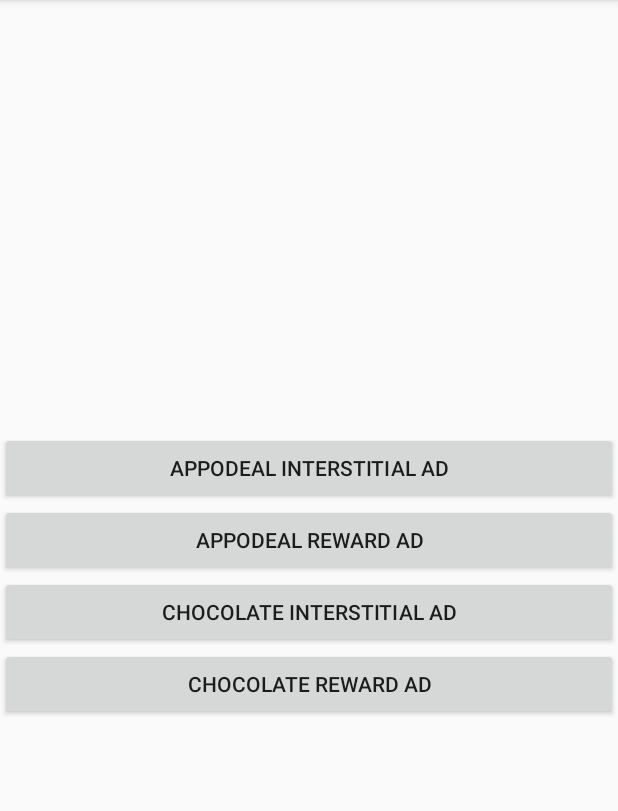
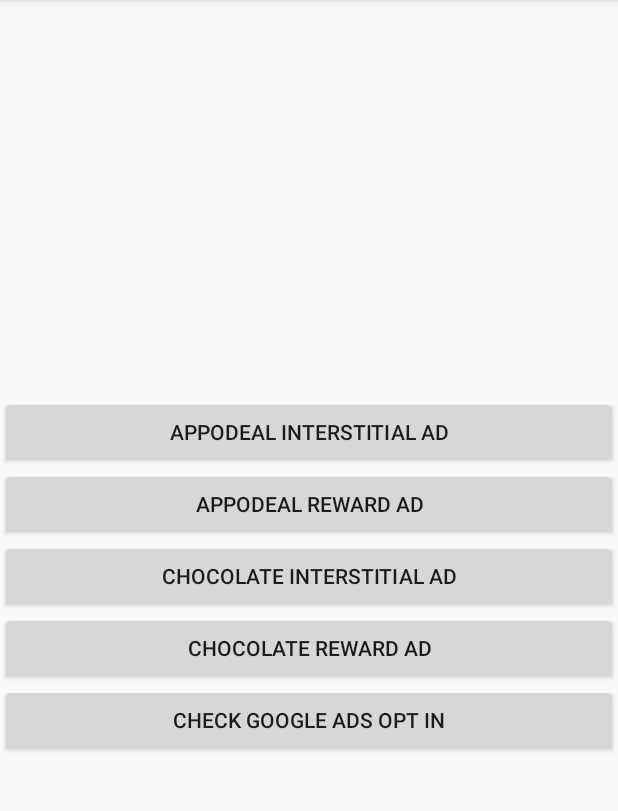
Before and after one commit to kkawai/ChocolateAppoDSample, an Android app: the screen it shows after launch (MainActivity), on a phone screen of 412 x 824 dp, the part 84-895 px from its top. Run offline under Robolectric (Android 15) with nearby library versions, the phone set to English and light mode, and no system bars; our stand-ins replace AdMob; libraries missing offline, so code that uses them is left out: com.appodeal.ads, com.google.android.gms, com.vdopia.ads; 7 statements that could not run were skipped.

```diff
--- a/app/src/main/res/layout/activity_main.xml
+++ b/app/src/main/res/layout/activity_main.xml
@@ -32,4 +32,10 @@
         android:layout_height="wrap_content"
         android:text="CHOCOLATE Reward AD" />
 
+    <Button
+        android:onClick="onCheckOptInSettings"
+        android:layout_width="match_parent"
+        android:layout_height="wrap_content"
+        android:text="Check Google Ads Opt In" />
+
 </LinearLayout>
```
Also changed, not shown: app/src/main/java/net/atlasianvdopia/MainActivity.java (+43 -5 lines).
